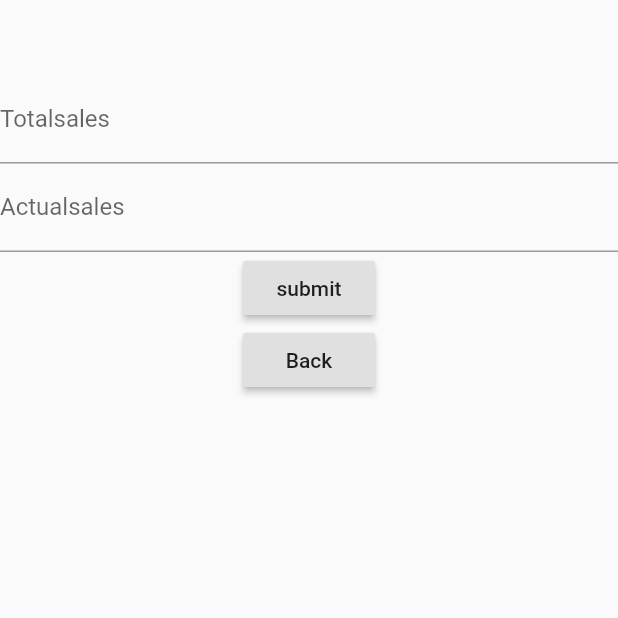
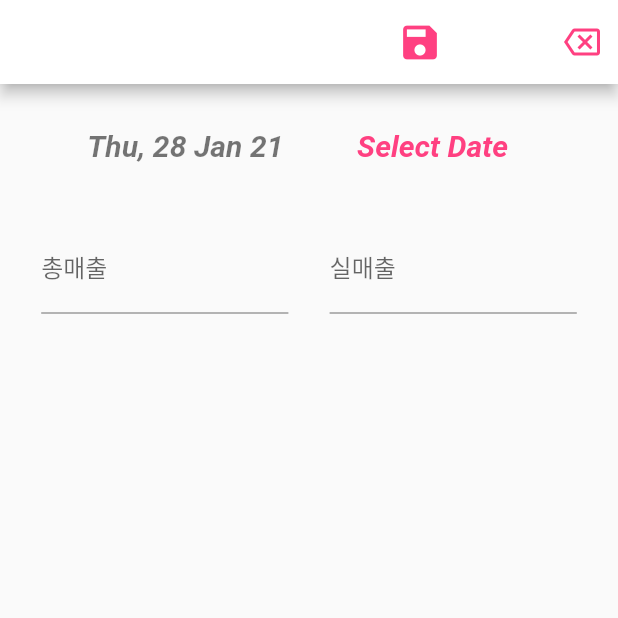
Before and after one commit to boglbbogl/flutter_sharesales, a Flutter app: the SalesPage screen opened directly, on a phone screen of 412 x 824 dp, the top half of it. Run offline on Flutter 3.47's test engine with Material 2 defaults, Android fonts, the phone set to English and light mode, and no system bars; our stand-ins replace cloud_firestore, firebase_auth, firebase_core, flutter_multi_formatter, google_sign_in; missing offline and left inert: pattern_formatter; accounts and stored records are empty; statements that could not run were skipped.

Commit message:
Sales page - firestore CRUD ver - 2

```diff
--- a/lib/mainhomepage.dart
+++ b/lib/mainhomepage.dart
@@ -1,6 +1,7 @@
 import 'package:flutter/cupertino.dart';
 import 'package:flutter/material.dart';
 import 'package:flutter/painting.dart';
+import 'package:sharesales/salesmanagement/salesmainpage.dart';
 import 'package:sharesales/salesmanagement/salespage.dart';
 import 'package:sharesales/salesregistrationpage.dart';
 import 'package:sharesales/sales_add_page.dart';
@@ -55,7 +56,7 @@ class _MainHomePageState extends State<MainHomePage> {
       children: <Widget>[
         FirstPage(),
         b(),
-        SalesPage(),
+        SalesMainPage(),
         d(),
         accountPage(),
       ],
--- a/lib/salesmanagement/salesdata.dart
+++ b/lib/salesmanagement/salesdata.dart
@@ -1,5 +1,6 @@
-class SalesData{
-  int totalsales;
+
+class SalesData {
+  var totalsales;
   int actualsales;
 
   SalesData(this.totalsales, this.actualsales);
--- a/lib/salesmanagement/salesfirestore.dart
+++ b/lib/salesmanagement/salesfirestore.dart
@@ -1,6 +1,8 @@
 
 import 'package:cloud_firestore/cloud_firestore.dart';
+import 'package:intl/intl.dart';
 import 'package:sharesales/salesmanagement/salesdata.dart';
+import 'package:sharesales/salesmanagement/salespage.dart';
 
 FirebaseFirestore firestore = FirebaseFirestore.instance;
 
@@ -10,7 +12,7 @@ class SalesFirestore {
   // Create
   Future addData(SalesData salesdata) async {
     TransactionHandler createTransaction = (Transaction tx) async {
-      final DocumentSnapshot ds = await tx.get(salescollection.doc());
+      final DocumentSnapshot ds = await tx.get(salescollection.doc('$selectedTime'));
       Map<String, dynamic> data = {
         'totalsales' : salesdata.totalsales,
         'actualsales' : salesdata.actualsales,
--- a/lib/salesmanagement/salespage.dart
+++ b/lib/salesmanagement/salespage.dart
@@ -1,8 +1,14 @@
 import 'package:flutter/material.dart';
+import 'package:intl/intl.dart';
+import 'package:pattern_formatter/numeric_formatter.dart';
 import 'package:sharesales/salesmanagement/salesdata.dart';
+
+import 'package:pattern_formatter/pattern_formatter.dart';
 import 'package:sharesales/salesmanagement/salesfirestore.dart';
-import 'package:sharesales/salesmanagement/salesmainpage.dart';
 
+
+DateTime selectedTime = DateTime.now();
+//
 class SalesPage extends StatefulWidget {
   @override
   _SalesPageState createState() => _SalesPageState();
@@ -11,48 +17,136 @@ class SalesPage extends StatefulWidget {
 class _SalesPageState extends State<SalesPage> {
   SalesFirestore fireserv = SalesFirestore();
 
+
   @override
   Widget build(BuildContext context) {
-    int _totalsales;
+    String _totalsales;
     int _actualsales;
 
+    var inputDate = DateFormat('EEE, d MMM yy').format(selectedTime);
+
+    final inputSizeHeight = MediaQuery.of(context).size.height * 0.1;
+    final inputSizeWidth = MediaQuery.of(context).size.width * 0.4;
+
     return Scaffold(
-      body: Column(
+      appBar: AppBar(
+        actions: <Widget>[
+          Padding(
+            padding: EdgeInsets.only(right: 30),
+            child: IconButton(
+                icon: Icon(Icons.save),
+                iconSize: 30,
+                color: Colors.pinkAccent,
+                onPressed: () async {
+                  SalesData salesdata = await SalesData(_totalsales, _actualsales);
+                  fireserv.addData(salesdata);
+                  print("save!!");
+                  Navigator.pop(context);
+                }),
+          ),
+          Padding(
+            padding: EdgeInsets.only(left: 30),
+            child: IconButton(
+              icon: Icon(Icons.backspace_outlined),
+              color: Colors.pinkAccent,
+              onPressed: () => Navigator.pop(context),
+            ),
+          ),
+        ],
+        backgroundColor: Colors.white,
+      ),
+      body: SingleChildScrollView(
+        child: Column(
+          children: [
+            Row(
+              mainAxisAlignment: MainAxisAlignment.center,
+              crossAxisAlignment: CrossAxisAlignment.center,
               children: <Widget>[
-          SizedBox(
-            height: 50,
+                Container(
+                  alignment: Alignment.center,
+                  height: inputSizeHeight,
+                  width: inputSizeWidth,
+                  child: Text(
+                    inputDate,
+                    style: TextStyle(
+                      color: Colors.black54,
+                      fontSize: 20,
+                      fontWeight: FontWeight.bold,
+                      fontStyle: FontStyle.italic,
                     ),
-          TextField(
-            decoration: InputDecoration(
-              labelText: 'Totalsales'
                   ),
+                ),
+                Container(
+                  alignment: Alignment.center,
+                  height: inputSizeHeight,
+                  width: inputSizeWidth,
+                  child: InkWell(
+                    onTap: () async {
+                      Future<DateTime> selectedDate = showDatePicker(
+                        context: context,
+                        initialDate: selectedTime,
+                        firstDate: DateTime(2000),
+                        lastDate: DateTime(2100),
+                        builder: (BuildContext context, Widget child) {
+                          return Theme(
+                            data: ThemeData.dark(),
+                            child: child,
+                          );
+                        },
+                      );
+                      selectedDate.then((dateTime) {
+                        setState(() {
+                          selectedTime = dateTime;
+                        });
+                      });
+                    },
+                    child: Text(
+                      "Select Date",
+                      style: TextStyle(
+                        color: Colors.pinkAccent,
+                        fontSize: 20,
+                        fontWeight: FontWeight.bold,
+                        fontStyle: FontStyle.italic,
+                      ),
+                    ),
+                  ),
+                ),
+              ],
+            ),
+            Row(
+              mainAxisAlignment: MainAxisAlignment.spaceEvenly,
+              crossAxisAlignment: CrossAxisAlignment.center,
+              children: <Widget>[
+                Container(
+                  alignment: Alignment.center,
+                  height: inputSizeHeight,
+                  width: inputSizeWidth,
+                  child: TextFormField(
+                      decoration: InputDecoration(labelText: '총매출'),
+                      onChanged: (val) {
+                        _totalsales = (val);
+                      },
                     keyboardType: TextInputType.number,
-            onChanged: (val){
-              _totalsales = int.parse(val);
-            },
+                    inputFormatters: [ThousandsFormatter()],
                   ),
-          TextField(
-            decoration: InputDecoration(
-                labelText: 'Actualsales'
                 ),
-            keyboardType: TextInputType.number,
-            onChanged: (val){
+                Container(
+                  alignment: Alignment.center,
+                  height: inputSizeHeight,
+                  width: inputSizeWidth,
+                  child: TextFormField(
+                      decoration: InputDecoration(labelText: '실매출'),
+                      onChanged: (val) {
                         _actualsales = int.parse(val);
                       },
+                    keyboardType: TextInputType.number,
+                    // inputFormatters: [ThousandsFormatter()],
                   ),
-          RaisedButton(onPressed: (){
-            SalesData salesdata = SalesData(_totalsales, _actualsales);
-            fireserv.addData(salesdata);
-            print("save!!");
-          },
-          child: Text("submit"),
                 ),
-          RaisedButton(onPressed: (){
-            Navigator.push(context, MaterialPageRoute(builder: (context) => SalesMainPage()));
-          },
-            child: Text("Back"),
-          )
               ],
+            ),
+          ],
+        ),
       ),
     );
   }
--- a/pubspec.yaml
+++ b/pubspec.yaml
@@ -39,6 +39,9 @@ dependencies:
   intl: ^0.16.1
   flutter_multi_formatter: ^1.3.5
   flutter_native_splash: ^0.1.7+2
+  pattern_formatter: ^1.0.2
+
+
 
 
 
```
Also changed, not shown: lib/salesmanagement/salesmainpage.dart (+10 -0 lines), lib/salesregistrationpage.dart (+55 -55 lines), pubspec.lock. Lines whose indentation alone changed are shown as unchanged.
